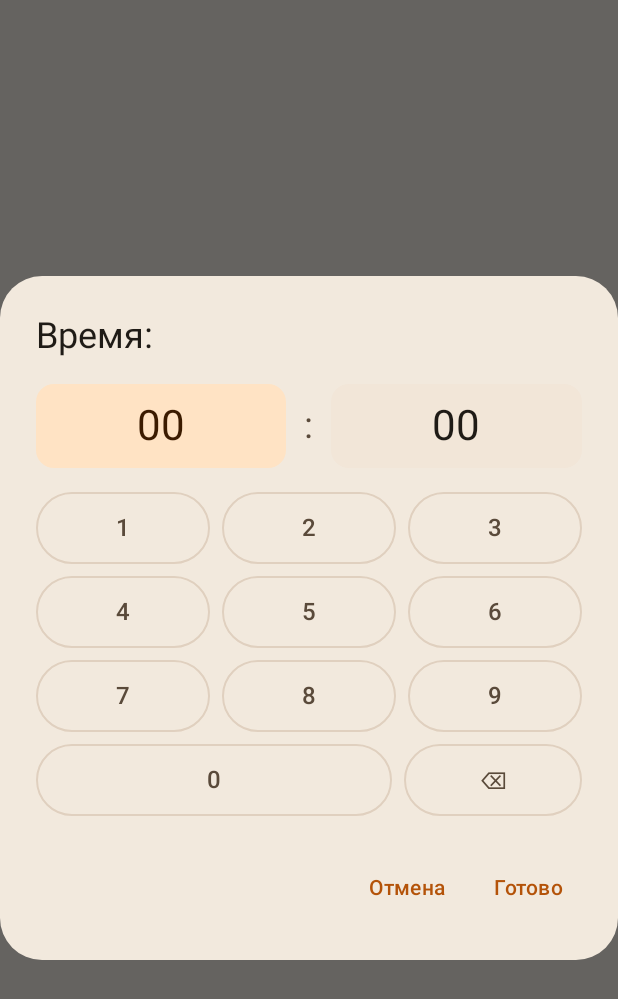
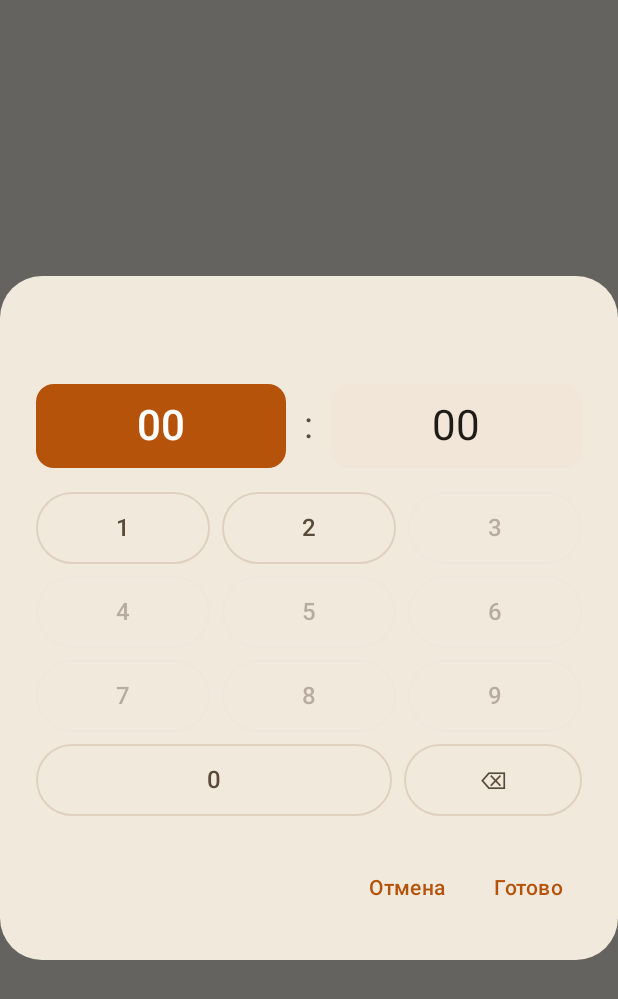
Before and after one commit to Gavabkv/NaVyhod, an Android app built with Jetpack Compose: the composable TimeInputDialog called with empty values, on a phone screen of 412 x 824 dp. Shown: the top 999 px of the screen. Run offline under Robolectric (Android 15) with nearby library versions, the phone set to English and light mode, and no system bars.

Commit message:
Диалог времени: заголовок без приставки, контрастное выделение поля и блокировка недопустимых цифр на клавиатуре

```diff
--- a/app/src/main/java/com/example/dovykhoda/ui/ScreenParts.kt
+++ b/app/src/main/java/com/example/dovykhoda/ui/ScreenParts.kt
@@ -289,9 +289,24 @@ private fun TimeInputDialog(
     val hour = hourDigits.toIntOrNull()
     val minute = minuteDigits.toIntOrNull()
     val valid = hour != null && hour in 0..23 && minute != null && minute in 0..59
+
+    // Набор блокируем по мере ввода: часы не могут начаться с 3+,
+    // а «2» во втором разряде допускает только 0–3; минуты — не больше 59.
+    fun digitEnabled(digit: Char): Boolean = when (active) {
+        TimeField.Hour -> when {
+            hourSelected || hourDigits.isEmpty() -> digit <= '2'
+            hourDigits == "2" -> digit <= '3'
+            else -> true
+        }
+        TimeField.Minute -> when {
+            minuteSelected || minuteDigits.isEmpty() -> digit <= '5'
+            else -> true
+        }
+    }
+
     AlertDialog(
         onDismissRequest = onDismiss,
-        title = { Text("Время: $title") },
+        title = { Text(title) },
         text = {
             Column {
                 Row(
@@ -324,11 +339,13 @@ private fun TimeInputDialog(
                 }
                 Spacer(Modifier.height(16.dp))
                 Column(Modifier.fillMaxWidth(), verticalArrangement = Arrangement.spacedBy(8.dp)) {
-                    KeypadRow(listOf('1', '2', '3'), ::pressDigit)
-                    KeypadRow(listOf('4', '5', '6'), ::pressDigit)
-                    KeypadRow(listOf('7', '8', '9'), ::pressDigit)
+                    KeypadRow(listOf('1', '2', '3'), ::digitEnabled, ::pressDigit)
+                    KeypadRow(listOf('4', '5', '6'), ::digitEnabled, ::pressDigit)
+                    KeypadRow(listOf('7', '8', '9'), ::digitEnabled, ::pressDigit)
                     Row(horizontalArrangement = Arrangement.spacedBy(8.dp)) {
-                        KeypadButton("0", "time_digit_0", Modifier.weight(2f)) { pressDigit('0') }
+                        KeypadButton("0", "time_digit_0", Modifier.weight(2f), digitEnabled('0')) {
+                            pressDigit('0')
+                        }
                         KeypadButton("\u232B", "time_backspace", Modifier.weight(1f)) { backspace() }
                     }
                 }
@@ -368,9 +385,9 @@ private fun TimeDigitsBox(
     Surface(
         onClick = onClick,
         shape = RoundedCornerShape(12.dp),
-        color = if (selected) MaterialTheme.colorScheme.primaryContainer
+        color = if (selected) MaterialTheme.colorScheme.primary
         else MaterialTheme.colorScheme.surfaceVariant,
-        contentColor = if (selected) MaterialTheme.colorScheme.onPrimaryContainer
+        contentColor = if (selected) MaterialTheme.colorScheme.onPrimary
         else MaterialTheme.colorScheme.onSurface,
         modifier = modifier.testTag(tag),
     ) {
@@ -378,16 +395,26 @@ private fun TimeDigitsBox(
             text = text.ifEmpty { "–" },
             modifier = Modifier.fillMaxWidth().padding(vertical = 10.dp),
             style = MaterialTheme.typography.headlineMedium,
+            fontWeight = if (selected) FontWeight.SemiBold else FontWeight.Normal,
             textAlign = TextAlign.Center,
         )
     }
 }
 
 @Composable
-private fun KeypadRow(digits: List<Char>, onDigit: (Char) -> Unit) {
+private fun KeypadRow(
+    digits: List<Char>,
+    enabled: (Char) -> Boolean,
+    onDigit: (Char) -> Unit,
+) {
     Row(Modifier.fillMaxWidth(), horizontalArrangement = Arrangement.spacedBy(8.dp)) {
         digits.forEach { digit ->
-            KeypadButton(digit.toString(), "time_digit_$digit", Modifier.weight(1f)) { onDigit(digit) }
+            KeypadButton(
+                label = digit.toString(),
+                tag = "time_digit_$digit",
+                modifier = Modifier.weight(1f),
+                enabled = enabled(digit),
+            ) { onDigit(digit) }
         }
     }
 }
@@ -397,10 +424,12 @@ private fun KeypadButton(
     label: String,
     tag: String,
     modifier: Modifier = Modifier,
+    enabled: Boolean = true,
     onClick: () -> Unit,
 ) {
     OutlinedButton(
         onClick = onClick,
+        enabled = enabled,
         modifier = modifier.height(48.dp).testTag(tag),
         contentPadding = PaddingValues(0.dp),
     ) {
```
Also changed, not shown: 1 other file.
